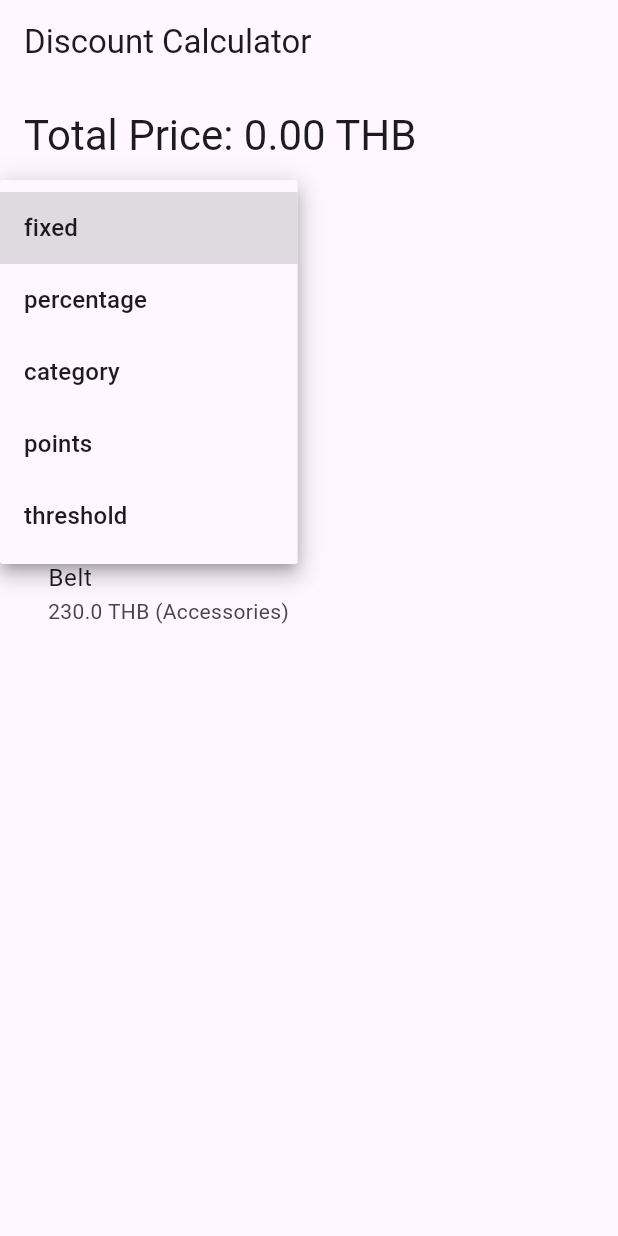
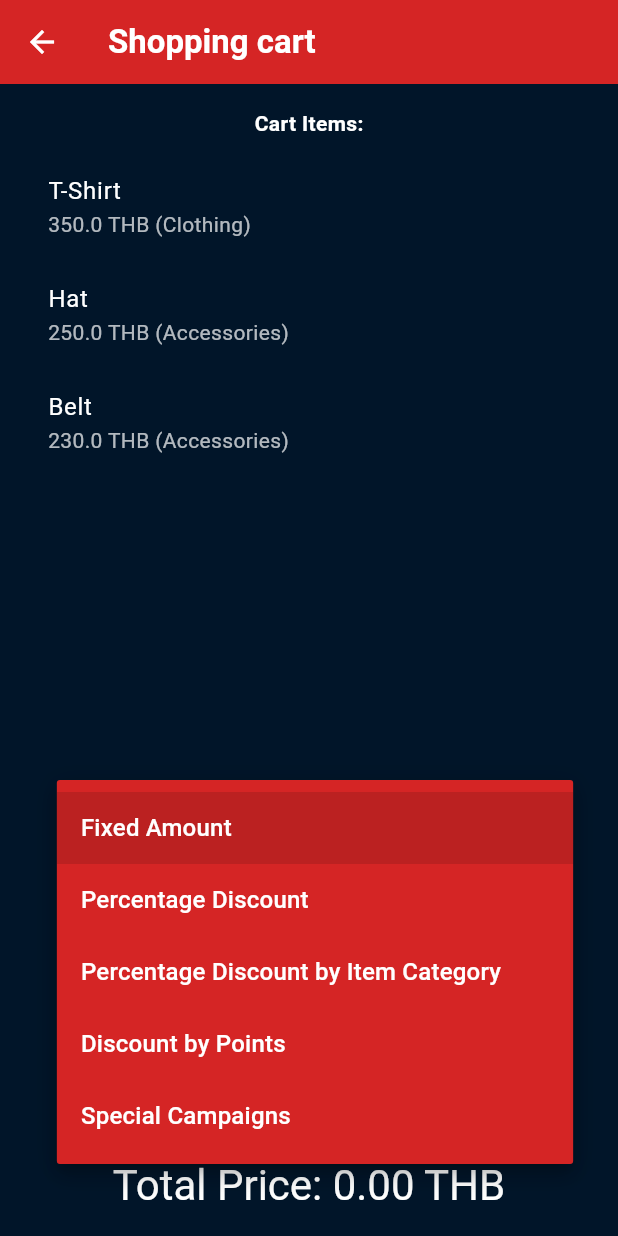
Before and after one commit to foxzilisk-dp/campaigns_discount_playtorium, a Flutter app: the screen it shows after launch, after a tap on "Select a campaign", on a phone screen of 412 x 824 dp. Run offline on Flutter 3.47's test engine with Material 3 defaults, Android fonts, the phone set to English and light mode, and no system bars; our stand-ins replace get.

Commit message:
improve campaign model and discount logic; enhance seasonal discount handling and UI interactions in discount screen

```diff
--- a/assets/sample_data.json
+++ b/assets/sample_data.json
@@ -7,28 +7,28 @@
   "campaigns": [
     {
       "type": "coupon",
-        "subType": "fixed",
+      "subType": "Fixed Amount",
       "amount": 50
     },
     {
       "type": "coupon",
-        "subType": "percentage",
+      "subType": "Percentage Discount",
       "percentage": 10
     },
     {
       "type": "onTop",
-        "subType": "category",
+      "subType": "Percentage Discount by Item Category",
       "category": "Clothing",
       "percentage": 15
     },
     {
       "type": "onTop",
-        "subType": "points",
+      "subType": "Discount by Points",
       "points": 68
     },
     {
       "type": "seasonal",
-        "subType": "threshold",
+      "subType": "Special Campaigns",
       "thresholdAmount": 300,
       "thresholdDiscount": 40
     }
--- a/lib/models/campaignTypes.dart
+++ b/lib/models/campaignTypes.dart
@@ -4,7 +4,7 @@ enum CampaignType { coupon, onTop, seasonal }
 // This class represents a campaign with its parameters
 class Campaign {
   final CampaignType type; // Type of the campaign (Coupon, OnTop, Seasonal)
-  final String subType; // Subtype of the campaign (fixed, percentage)
+  final String subType; // Subtype of the campaign (e.g., fixed, percentage)
   final double? amount; // Amount for fixed discount
   final double? percentage; // Percentage for discount
   final int? points; // Points for discount (for OnTop campaigns)
--- a/lib/screens/discountScreen.dart
+++ b/lib/screens/discountScreen.dart
@@ -20,8 +20,50 @@ class DiscountScreen extends StatelessWidget {
 
   @override
   Widget build(BuildContext context) {
-    return Scaffold(
-      appBar: AppBar(title: const Text('Discount Calculator')),
+    return WillPopScope(
+      onWillPop: () async {
+        // Show confirmation dialog when back button is pressed
+        return await showDialog(
+              context: context,
+              builder: (BuildContext context) {
+                return AlertDialog(
+                  title: const Text('Exit App'),
+                  content: const Text('Are you sure you want to exit the app?'),
+                  actions: <Widget>[
+                    TextButton(
+                      onPressed: () {
+                        // Reset values and exit the app
+                        controller.reset();
+                        Navigator.of(context).pop(true);
+                        SystemNavigator.pop();
+                      },
+                      child: const Text('Yes'),
+                    ),
+                    TextButton(
+                      onPressed: () => Navigator.of(context).pop(false),
+                      child: const Text('No'),
+                    ),
+                  ],
+                );
+              },
+            ) ??
+            false; // Return false if the user doesn't confirm
+      },
+      child: Scaffold(
+        backgroundColor: const Color(0xFF011529),
+        appBar: AppBar(
+          title: const Text('Shopping cart',
+              style:
+                  TextStyle(color: Colors.white, fontWeight: FontWeight.bold)),
+          backgroundColor: const Color(0xFFD52525), // Main theme color
+          leading: IconButton(
+            icon: const Icon(Icons.arrow_back, color: Colors.white),
+            onPressed: () {
+              // Trigger the back button press event
+              SystemNavigator.pop();
+            },
+          ),
+        ),
         body: FutureBuilder<Map<String, dynamic>>(
           future: loadJsonData(), // Load JSON data
           builder: (context, snapshot) {
@@ -61,50 +103,94 @@ class DiscountScreen extends StatelessWidget {
             return Padding(
               padding: const EdgeInsets.all(16.0),
               child: Column(
-              crossAxisAlignment: CrossAxisAlignment.start,
+                crossAxisAlignment: CrossAxisAlignment.center,
+                mainAxisAlignment: MainAxisAlignment.spaceAround,
                 children: [
-                // Display total price
-                Obx(() => Text(
-                      'Total Price: ${controller.totalPrice.value.toStringAsFixed(2)} THB',
-                      style: Theme.of(context).textTheme.headlineMedium,
-                    )),
-                const SizedBox(height: 20),
-                // Dropdown to select campaign
-                DropdownButton<Campaign>(
-                  hint: Text('Select a campaign'),
-                  onChanged: (Campaign? selectedCampaign) {
-                    if (selectedCampaign != null) {
-                      controller.selectedCampaign.value = selectedCampaign;
-                      controller.calculateTotalPrice();
-                    }
-                  },
-                  items: controller.campaigns.map((Campaign campaign) {
-                    return DropdownMenuItem<Campaign>(
-                      value: campaign,
-                      child: Text(campaign.subType),
-                    );
-                  }).toList(),
+                  Text(
+                    'Cart Items:',
+                    textAlign: TextAlign.start,
+                    style: TextStyle(
+                        fontWeight: FontWeight.bold, color: Colors.white),
                   ),
-                const SizedBox(height: 20),
-                Text('Cart Items:',
-                    style: TextStyle(fontWeight: FontWeight.bold)),
+                  const SizedBox(height: 10),
                   Expanded(
                     child: ListView.builder(
                       itemCount: controller.cartItems.length,
                       itemBuilder: (context, index) {
                         final item = controller.cartItems[index];
                         return ListTile(
-                        title: Text(item.name),
-                        subtitle: Text('${item.price} THB (${item.category})'),
+                          title: Text(item.name,
+                              style: TextStyle(color: Colors.white)),
+                          subtitle: Text(
+                            '${item.price} THB (${item.category})',
+                            style: TextStyle(color: Colors.white70),
+                          ),
                         );
                       },
                     ),
                   ),
+                  const SizedBox(height: 10),
+                  // Dropdown to select campaign
+                  Obx(() => DropdownButton<Campaign>(
+                        hint: Text(
+                          'Select a campaign',
+                          style: TextStyle(color: Colors.white),
+                        ),
+                        value: controller.selectedCampaign
+                            .value, // Show the selected campaign
+                        onChanged: (Campaign? selectedCampaign) {
+                          if (selectedCampaign != null) {
+                            controller.selectedCampaign.value =
+                                selectedCampaign;
+                            controller
+                                .calculateTotalPrice(); // Recalculate price when new campaign is selected
+                          }
+                        },
+                        dropdownColor: const Color(0xFFD52525),
+                        items: controller.campaigns.map((Campaign campaign) {
+                          return DropdownMenuItem<Campaign>(
+                            value: campaign,
+                            child: Text(
+                              campaign.subType,
+                              overflow: TextOverflow.ellipsis,
+                              style: TextStyle(color: Colors.white),
+                            ),
+                          );
+                        }).toList(),
+                      )),
+
+                  const SizedBox(height: 20),
+                  // Reset Button
+                  ElevatedButton(
+                    onPressed: () {
+                      controller.reset(); // Reset the price calculation
+                    },
+                    style: ElevatedButton.styleFrom(
+                      backgroundColor:
+                          const Color(0xFFD52525), // Reset button color
+                      padding: const EdgeInsets.symmetric(
+                          vertical: 12, horizontal: 16),
+                    ),
+                    child: const Text(
+                      'Reset',
+                      style: TextStyle(fontSize: 16, color: Colors.white),
+                    ),
+                  ),
+                  const SizedBox(height: 20),
+                  // Display total price
+                  Obx(() => Text(
+                        'Total Price: ${controller.discountedPrice.value.toStringAsFixed(2)} THB',
+                        style: Theme.of(context)
+                            .textTheme
+                            .headlineMedium!
+                            .copyWith(color: Colors.white),
+                      )),
                 ],
               ),
             );
           },
         ),
+      ),
     );
   }
 }
```
Also changed, not shown: lib/controllers/discountController.dart (+27 -8 lines). Lines whose indentation alone changed are shown as unchanged.
